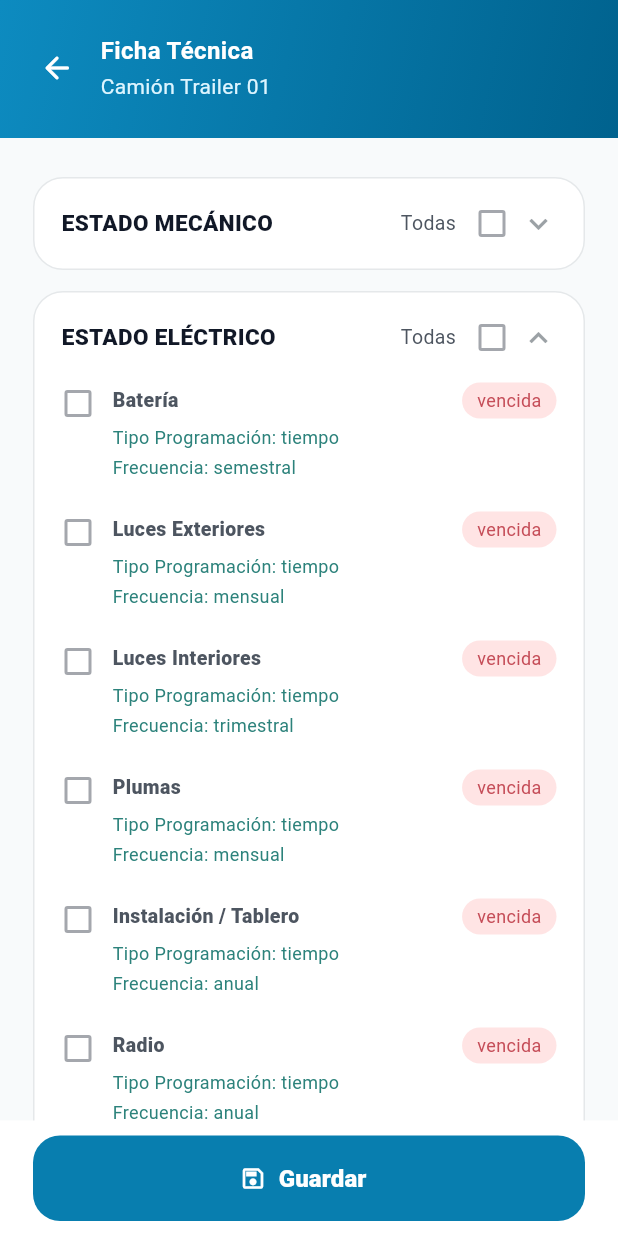
After one commit to jeffersonmejia/prueba-idrix, a Flutter app: the TechnicalSheetPage screen opened directly, on a phone screen of 412 x 824 dp. The commit adds this screen. Run offline on Flutter 3.47's test engine with Material 3 defaults, Android fonts, the phone set to English and light mode, and no system bars.

Commit message:
feat(modules): add technical sheet and maintenance views

```diff
--- /dev/null
+++ b/lib/features/technical_sheet/domain/technical_task.dart
@@ -0,0 +1,46 @@
+class TechnicalTask {
+  const TechnicalTask({
+    required this.name,
+    required this.schedule,
+    required this.frequency,
+    this.expired = true,
+  });
+
+  final String name;
+  final String schedule;
+  final String frequency;
+  final bool expired;
+}
+
+const electricalTasks = [
+  TechnicalTask(
+    name: 'Batería',
+    schedule: 'Tipo Programación: tiempo',
+    frequency: 'Frecuencia: semestral',
+  ),
+  TechnicalTask(
+    name: 'Luces Exteriores',
+    schedule: 'Tipo Programación: tiempo',
+    frequency: 'Frecuencia: mensual',
+  ),
+  TechnicalTask(
+    name: 'Luces Interiores',
+    schedule: 'Tipo Programación: tiempo',
+    frequency: 'Frecuencia: trimestral',
+  ),
+  TechnicalTask(
+    name: 'Plumas',
+    schedule: 'Tipo Programación: tiempo',
+    frequency: 'Frecuencia: mensual',
+  ),
+  TechnicalTask(
+    name: 'Instalación / Tablero',
+    schedule: 'Tipo Programación: tiempo',
+    frequency: 'Frecuencia: anual',
+  ),
+  TechnicalTask(
+    name: 'Radio',
+    schedule: 'Tipo Programación: tiempo',
+    frequency: 'Frecuencia: anual',
+  ),
+];
--- /dev/null
+++ b/lib/features/technical_sheet/presentation/pages/technical_sheet_page.dart
@@ -0,0 +1,92 @@
+import 'package:flutter/material.dart';
+import 'package:idrix_ui/core/theme/app_theme.dart';
+import 'package:idrix_ui/features/technical_sheet/domain/technical_task.dart';
+import 'package:idrix_ui/features/technical_sheet/presentation/widgets/technical_section.dart';
+
+class TechnicalSheetPage extends StatelessWidget {
+  const TechnicalSheetPage({super.key});
+
+  @override
+  Widget build(BuildContext context) {
+    final top = MediaQuery.paddingOf(context).top;
+    return Scaffold(
+      bottomNavigationBar: const _SaveButton(),
+      body: Column(
+        children: [
+          Container(
+            height: top + 92,
+            padding: EdgeInsets.fromLTRB(14, top + 14, 22, 15),
+            decoration: const BoxDecoration(
+              gradient: AppPalette.topBarGradient,
+            ),
+            child: Row(
+              children: [
+                IconButton(
+                  onPressed: () => Navigator.of(context).pop(),
+                  icon: const Icon(
+                    Icons.arrow_back_rounded,
+                    color: Colors.white,
+                  ),
+                ),
+                const SizedBox(width: 5),
+                const Column(
+                  mainAxisAlignment: MainAxisAlignment.center,
+                  crossAxisAlignment: CrossAxisAlignment.start,
+                  children: [
+                    Text('Ficha Técnica', style: AppTextStyles.appBarTitle),
+                    SizedBox(height: 3),
+                    Text(
+                      'Camión Trailer 01',
+                      style: TextStyle(color: Color(0xFFDDF5FF), fontSize: 14),
+                    ),
+                  ],
+                ),
+              ],
+            ),
+          ),
+          Expanded(
+            child: ListView(
+              padding: const EdgeInsets.fromLTRB(22, 26, 22, 28),
+              children: const [
+                TechnicalSection(title: 'ESTADO MECÁNICO', expanded: false),
+                SizedBox(height: 14),
+                TechnicalSection(
+                  title: 'ESTADO ELÉCTRICO',
+                  tasks: electricalTasks,
+                ),
+              ],
+            ),
+          ),
+        ],
+      ),
+    );
+  }
+}
+
+class _SaveButton extends StatelessWidget {
+  const _SaveButton();
+
+  @override
+  Widget build(BuildContext context) => SafeArea(
+    top: false,
+    child: Container(
+      height: 77,
+      padding: const EdgeInsets.fromLTRB(22, 10, 22, 10),
+      color: AppPalette.surface,
+      child: FilledButton.icon(
+        onPressed: () {},
+        style: FilledButton.styleFrom(
+          backgroundColor: AppPalette.primary,
+          shape: RoundedRectangleBorder(
+            borderRadius: BorderRadius.circular(18),
+          ),
+        ),
+        icon: const Icon(Icons.save_outlined),
+        label: const Text(
+          'Guardar',
+          style: TextStyle(fontSize: 16, fontWeight: FontWeight.w800),
+        ),
+      ),
+    ),
+  );
+}
--- /dev/null
+++ b/lib/features/technical_sheet/presentation/widgets/technical_section.dart
@@ -0,0 +1,132 @@
+import 'package:flutter/material.dart';
+import 'package:idrix_ui/core/theme/app_theme.dart';
+import 'package:idrix_ui/features/technical_sheet/domain/technical_task.dart';
+
+class TechnicalSection extends StatelessWidget {
+  const TechnicalSection({
+    required this.title,
+    this.tasks = const [],
+    this.expanded = true,
+    super.key,
+  });
+
+  final String title;
+  final List<TechnicalTask> tasks;
+  final bool expanded;
+
+  @override
+  Widget build(BuildContext context) => Container(
+    padding: const EdgeInsets.all(18),
+    decoration: BoxDecoration(
+      color: AppPalette.surface,
+      borderRadius: BorderRadius.circular(AppDimensions.radiusMedium),
+      border: Border.all(color: const Color(0xFFE5E8EA)),
+    ),
+    child: Column(
+      children: [
+        Row(
+          children: [
+            Expanded(
+              child: Text(
+                title,
+                style: const TextStyle(
+                  color: AppPalette.textPrimary,
+                  fontSize: 15,
+                  fontWeight: FontWeight.w800,
+                ),
+              ),
+            ),
+            const Text('Todas', style: AppTextStyles.cardBody),
+            const SizedBox(width: 13),
+            const SizedBox(
+              width: 22,
+              height: 22,
+              child: Checkbox(value: false, onChanged: null),
+            ),
+            const SizedBox(width: 8),
+            Icon(
+              expanded ? Icons.keyboard_arrow_up : Icons.keyboard_arrow_down,
+              color: AppPalette.textMuted,
+            ),
+          ],
+        ),
+        if (expanded) ...[
+          const SizedBox(height: 18),
+          for (final task in tasks) ...[
+            _TechnicalTaskRow(task: task),
+            const SizedBox(height: 21),
+          ],
+        ],
+      ],
+    ),
+  );
+}
+
+class _TechnicalTaskRow extends StatelessWidget {
+  const _TechnicalTaskRow({required this.task});
+  final TechnicalTask task;
+
+  @override
+  Widget build(BuildContext context) => Row(
+    crossAxisAlignment: CrossAxisAlignment.start,
+    children: [
+      const Padding(
+        padding: EdgeInsets.only(top: 3),
+        child: SizedBox(
+          width: 22,
+          height: 22,
+          child: Checkbox(value: false, onChanged: null),
+        ),
+      ),
+      const SizedBox(width: 12),
+      Expanded(
+        child: Column(
+          crossAxisAlignment: CrossAxisAlignment.start,
+          children: [
+            Row(
+              children: [
+                Expanded(
+                  child: Text(
+                    task.name,
+                    style: const TextStyle(fontWeight: FontWeight.w800),
+                  ),
+                ),
+                if (task.expired) const _ExpiredBadge(),
+              ],
+            ),
+            const SizedBox(height: 5),
+            _Hint(text: task.schedule),
+            const SizedBox(height: 4),
+            _Hint(text: task.frequency),
+          ],
+        ),
+      ),
+    ],
+  );
+}
+
+class _Hint extends StatelessWidget {
+  const _Hint({required this.text});
+  final String text;
+  @override
+  Widget build(BuildContext context) => Text(
+    text,
+    style: const TextStyle(color: Color(0xFF2C827B), fontSize: 12),
+  );
+}
+
+class _ExpiredBadge extends StatelessWidget {
+  const _ExpiredBadge();
+  @override
+  Widget build(BuildContext context) => Container(
+    padding: const EdgeInsets.symmetric(horizontal: 10, vertical: 4),
+    decoration: BoxDecoration(
+      color: const Color(0xFFFFE4E4),
+      borderRadius: BorderRadius.circular(14),
+    ),
+    child: const Text(
+      'vencida',
+      style: TextStyle(color: Color(0xFFC54D58), fontSize: 12),
+    ),
+  );
+}
```
Also changed, not shown: lib/features/home/presentation/pages/home_page.dart (+7 -0 lines), lib/features/maintenance/presentation/pages/maintenance_page.dart (added, +65 -0 lines), lib/features/maintenance/presentation/widgets/maintenance_content.dart (added, +69 -0 lines), lib/features/maintenance/presentation/widgets/maintenance_vehicle_card.dart (added, +114 -0 lines).
